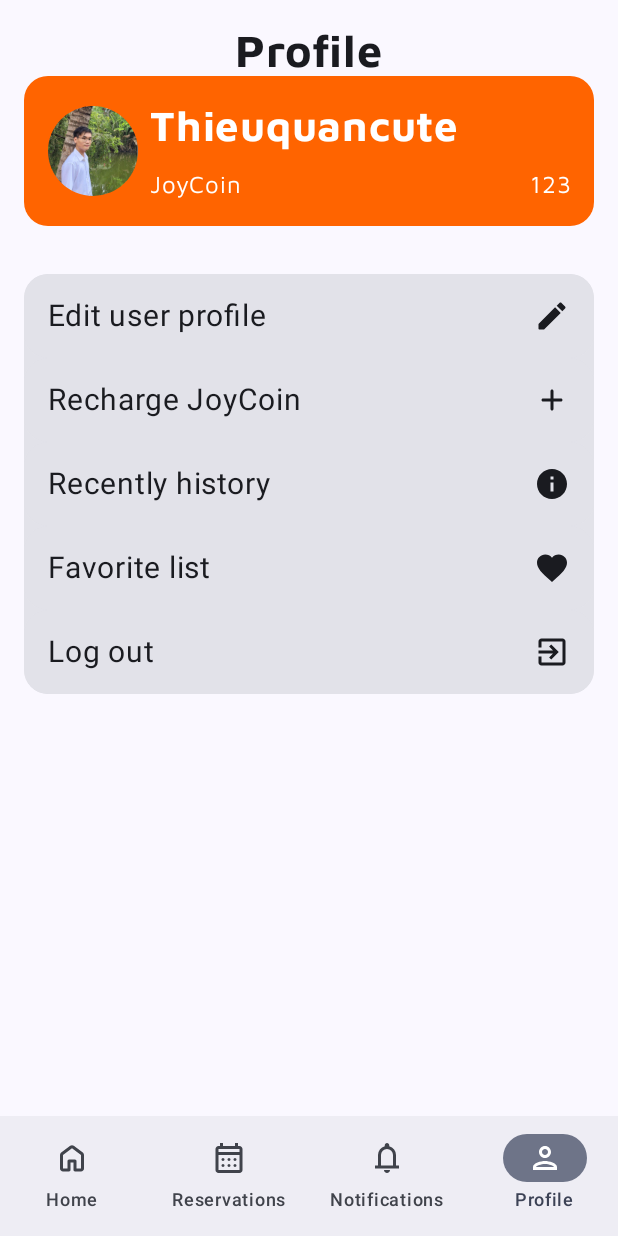
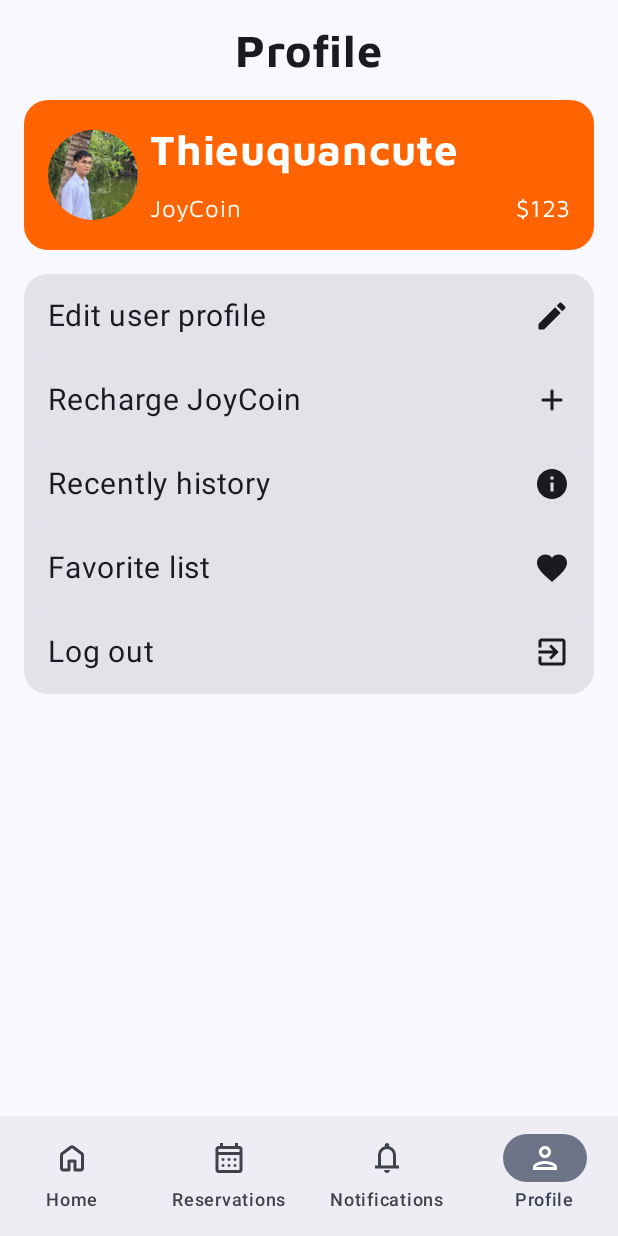
Before and after one commit to kreema1602/Booking-App, an Android app built with Jetpack Compose: the profile screen opened through its navigation route, on a phone screen of 412 x 824 dp. Run offline under Robolectric (Android 15) with nearby library versions, the phone set to English and light mode, and no system bars.

Commit message:
[BA-5] Update profileScreen

```diff
--- a/app/src/main/java/com/example/bookingapp/pages/ProfilePage.kt
+++ b/app/src/main/java/com/example/bookingapp/pages/ProfilePage.kt
@@ -2,7 +2,6 @@ package com.example.bookingapp.pages
 
 import android.app.Activity
 import android.content.Intent
-import android.os.Bundle
 import android.util.Log
 import androidx.activity.compose.rememberLauncherForActivityResult
 import androidx.activity.result.contract.ActivityResultContracts
@@ -25,6 +24,7 @@ import androidx.compose.material.icons.rounded.Edit
 import androidx.compose.material3.Card
 import androidx.compose.material3.CardDefaults
 import androidx.compose.material3.Icon
+import androidx.compose.material3.Surface
 import androidx.compose.material3.Text
 import androidx.compose.runtime.Composable
 import androidx.compose.ui.Alignment
@@ -36,6 +36,7 @@ import androidx.compose.ui.text.font.Font
 import androidx.compose.ui.text.font.FontFamily
 import androidx.compose.ui.text.font.FontWeight
 import androidx.compose.ui.text.style.TextAlign
+import androidx.compose.ui.tooling.preview.Preview
 import androidx.compose.ui.unit.dp
 import androidx.compose.ui.unit.sp
 import coil.compose.AsyncImage
@@ -43,7 +44,6 @@ import com.example.bookingapp.R
 import com.example.bookingapp.core.ui.theme.OrangePrimary
 import com.example.bookingapp.mock_data.AccountData
 import com.example.bookingapp.models.JoyhubAccount
-import com.example.bookingapp.pages.ProfileFieldEditor
 
 val mavenProFontFamily = (Font(R.font.maven_pro_regular, FontWeight.Normal) to Font(
     R.font.maven_pro_bold, FontWeight.Bold
@@ -51,9 +51,12 @@ val mavenProFontFamily = (Font(R.font.maven_pro_regular, FontWeight.Normal) to F
 
 @Composable
 fun ProfilePage(accId: Int, onClickEdit: (Int) -> Unit) {
-    Column(modifier = Modifier
+    Surface {
+        Column(
+            modifier = Modifier
                 .fillMaxSize()
-        .padding(16.dp), horizontalAlignment = Alignment.CenterHorizontally) {
+                .padding(16.dp), horizontalAlignment = Alignment.CenterHorizontally
+        ) {
             val acc = AccountData.sampleData.find { it.id == accId }!!
             Text(
                 text = "Profile",
@@ -61,9 +64,11 @@ fun ProfilePage(accId: Int, onClickEdit: (Int) -> Unit) {
                 fontFamily = FontFamily(mavenProFontFamily.first, mavenProFontFamily.second),
                 fontWeight = FontWeight.Bold,
             )
+            Spacer(modifier = Modifier.padding(8.dp))
             NameTag(acc)
-        Spacer(modifier = Modifier.padding(16.dp))
+            Spacer(modifier = Modifier.padding(8.dp))
             ConfigCard(acc, onClickEdit)
+        }
     }
 }
 
@@ -71,7 +76,7 @@ fun ProfilePage(accId: Int, onClickEdit: (Int) -> Unit) {
 @Composable
 fun ConfigCard(acc: JoyhubAccount, onClickEdit: (Int) -> Unit) {
     Card {
-        Column {
+        Column(modifier = Modifier.fillMaxWidth()) {
             ProfileEditor(acc, onClickEdit)
             RechargeJoycoin(acc)
             RecentlyHistory(acc)
@@ -120,7 +125,7 @@ fun NameTag(acc: JoyhubAccount) {
                         ), fontSize = 16.sp, color = Color.White
                     )
                     Text(
-                        text = acc.wallet.toString(),
+                        text = "$" + acc.wallet.toString(),
                         textAlign = TextAlign.End,
                         fontFamily = FontFamily(
                             mavenProFontFamily.first, mavenProFontFamily.second
@@ -138,7 +143,8 @@ fun NameTag(acc: JoyhubAccount) {
 fun ProfileEditor(acc: JoyhubAccount, onClickEdit: (Int) -> Unit) {
     Log.i("Profile_main_screen", "Edit_user_profile: ${acc.email}")
     val context = LocalContext.current
-    val editLauncher = rememberLauncherForActivityResult(ActivityResultContracts.StartActivityForResult()) { result ->
+    val editLauncher =
+        rememberLauncherForActivityResult(ActivityResultContracts.StartActivityForResult()) { result ->
             if (result.resultCode == Activity.RESULT_OK) {
                 val data: Intent? = result.data
                 val editedAcc = data?.getSerializableExtra("ACCOUNT") as? JoyhubAccount
@@ -247,3 +253,9 @@ fun LogOut(acc: JoyhubAccount) {
     }
 
 }
+
+@Preview
+@Composable
+fun ProfilePagePreview() {
+    ProfilePage(1) {}
+}
```
Lines whose indentation alone changed are shown as unchanged.
